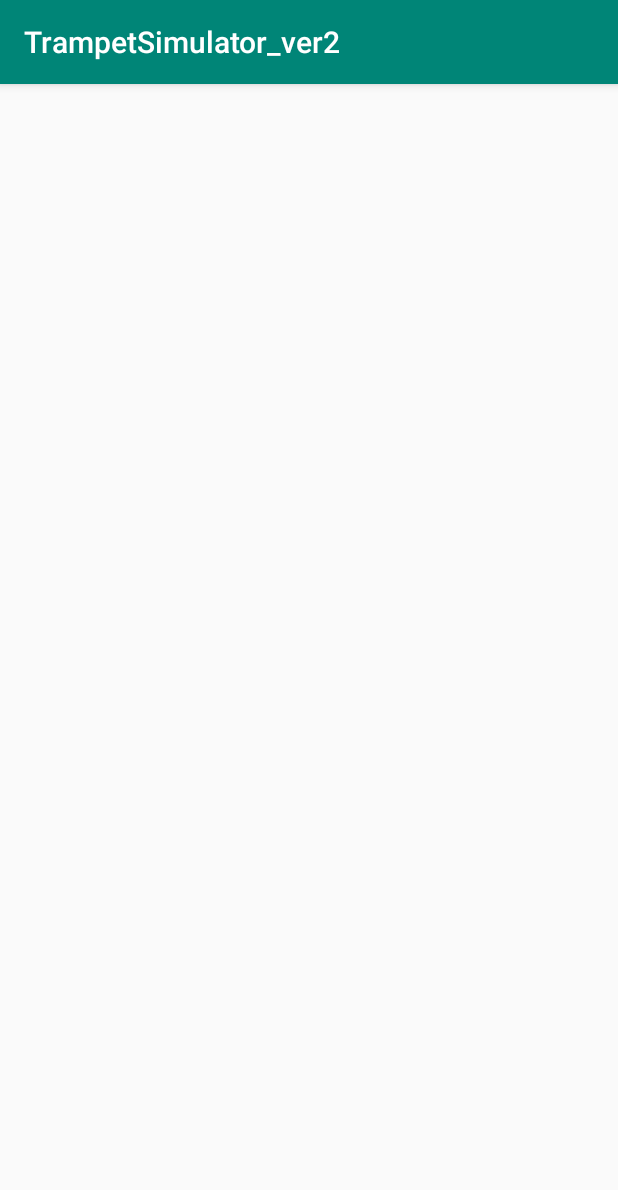
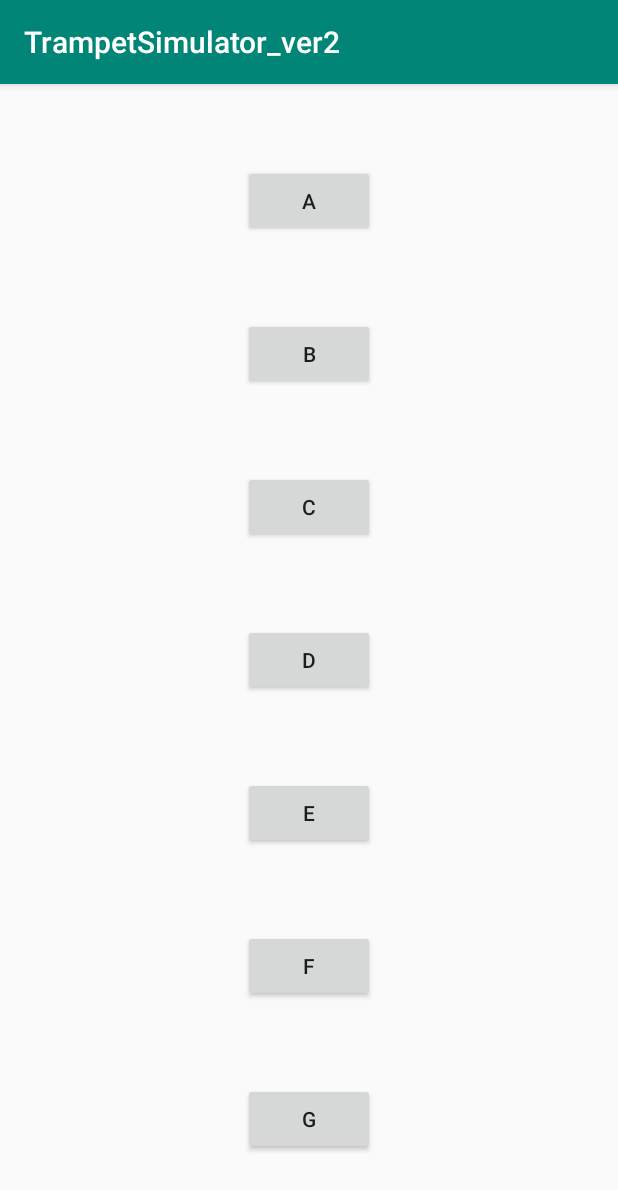
Before and after one commit to millsoftspb/TrampetSimulator_ver2, an Android app: the PlayActivity screen opened directly, with no data from a screen before it, on a phone screen of 412 x 824 dp. Shown: the top 1190 px of the screen. Run offline under Robolectric (Android 15) with nearby library versions, the phone set to English and light mode, and no system bars.

Commit message:
start of trumpet class creation

```diff
--- a/app/src/main/java/com/millsoftspb/trampetsimulator_ver2/PlayActivity.java
+++ b/app/src/main/java/com/millsoftspb/trampetsimulator_ver2/PlayActivity.java
@@ -2,12 +2,75 @@ package com.millsoftspb.trampetsimulator_ver2;
 
 import android.support.v7.app.AppCompatActivity;
 import android.os.Bundle;
+import android.view.MotionEvent;
+import android.view.View;
+import android.widget.Button;
+import android.widget.Toast;
 
-public class PlayActivity extends AppCompatActivity {
+public class PlayActivity extends AppCompatActivity implements View.OnTouchListener {
+
+    public TrumpetModel trumpet;
+    private final int sA=1,sB=2,sC=3,sD=4,sE=5,sF=6,sG=7, stop = 10;
+    private Button buttonA,buttonB,buttonC,buttonD,buttonE,buttonF,buttonG;
+
 
     @Override
     protected void onCreate(Bundle savedInstanceState) {
         super.onCreate(savedInstanceState);
         setContentView(R.layout.activity_play);
+
+        buttonA = findViewById(R.id.buttonA);
+        buttonA.setOnTouchListener(this);
+        buttonB = findViewById(R.id.buttonB);
+        buttonB.setOnTouchListener(this);
+        buttonC = findViewById(R.id.buttonC);
+        buttonC.setOnTouchListener(this);
+        buttonD = findViewById(R.id.buttonD);
+        buttonD.setOnTouchListener(this);
+        buttonE = findViewById(R.id.buttonE);
+        buttonE.setOnTouchListener(this);
+        buttonF = findViewById(R.id.buttonF);
+        buttonF.setOnTouchListener(this);
+        buttonG = findViewById(R.id.buttonG);
+        buttonG.setOnTouchListener(this);
+    }
+
+
+
+    @Override
+    protected void onDestroy() {
+        super.onDestroy();
+        if (trumpet!=null) trumpet.destroyTrumpet();
+    }
+
+    @Override
+    public boolean onTouch(View v, MotionEvent event) {
+        Toast.makeText(getApplicationContext(),"onTouch",Toast.LENGTH_SHORT).show();
+        switch (v.getId()) {
+
+            case (R.id.buttonA):
+                if (event.getAction()==MotionEvent.ACTION_DOWN) trumpet.playSound(sA);
+                if (event.getAction()==MotionEvent.ACTION_UP) trumpet.playSound(stop);
+                break;
+            case (R.id.buttonB):
+                trumpet.playSound(sB);
+                break;
+            case (R.id.buttonC):
+                trumpet.playSound(sC);
+                break;
+            case (R.id.buttonD):
+                trumpet.playSound(sD);
+                break;
+            case (R.id.buttonE):
+                trumpet.playSound(sE);
+                break;
+            case (R.id.buttonF):
+                trumpet.playSound(sF);
+                break;
+            case (R.id.buttonG):
+                trumpet.playSound(sG);
+                break;
+        }
+        return false;
     }
 }
--- a/app/src/main/java/com/millsoftspb/trampetsimulator_ver2/ResourceSound.java
+++ /dev/null
@@ -1,4 +0,0 @@
-package com.millsoftspb.trampetsimulator_ver2;
-
-public class ResourceSound {
-}
--- a/app/src/main/res/layout/activity_play.xml
+++ b/app/src/main/res/layout/activity_play.xml
@@ -6,4 +6,76 @@
     android:layout_height="match_parent"
     tools:context=".PlayActivity">
 
+    <Button
+        android:id="@+id/buttonA"
+        android:layout_width="wrap_content"
+        android:layout_height="wrap_content"
+        android:layout_marginStart="8dp"
+        android:layout_marginEnd="8dp"
+        android:text="A"
+        app:layout_constraintBottom_toTopOf="@+id/buttonB"
+        app:layout_constraintEnd_toEndOf="parent"
+        app:layout_constraintStart_toStartOf="parent"
+        app:layout_constraintTop_toTopOf="parent" />
+
+    <Button
+        android:id="@+id/buttonB"
+        android:layout_width="wrap_content"
+        android:layout_height="wrap_content"
+        android:text="B"
+        app:layout_constraintBottom_toTopOf="@+id/buttonC"
+        app:layout_constraintEnd_toEndOf="@+id/buttonA"
+        app:layout_constraintStart_toStartOf="@+id/buttonA"
+        app:layout_constraintTop_toBottomOf="@+id/buttonA" />
+
+    <Button
+        android:id="@+id/buttonC"
+        android:layout_width="wrap_content"
+        android:layout_height="wrap_content"
+        android:text="C"
+        app:layout_constraintBottom_toTopOf="@+id/buttonD"
+        app:layout_constraintEnd_toEndOf="@+id/buttonB"
+        app:layout_constraintStart_toStartOf="@+id/buttonB"
+        app:layout_constraintTop_toBottomOf="@+id/buttonB" />
+
+    <Button
+        android:id="@+id/buttonD"
+        android:layout_width="wrap_content"
+        android:layout_height="wrap_content"
+        android:text="D"
+        app:layout_constraintBottom_toTopOf="@+id/buttonE"
+        app:layout_constraintEnd_toEndOf="@+id/buttonC"
+        app:layout_constraintStart_toStartOf="@+id/buttonC"
+        app:layout_constraintTop_toBottomOf="@+id/buttonC" />
+
+    <Button
+        android:id="@+id/buttonE"
+        android:layout_width="wrap_content"
+        android:layout_height="wrap_content"
+        android:text="E"
+        app:layout_constraintBottom_toTopOf="@+id/buttonF"
+        app:layout_constraintEnd_toEndOf="@+id/buttonD"
+        app:layout_constraintStart_toStartOf="@+id/buttonD"
+        app:layout_constraintTop_toBottomOf="@+id/buttonD" />
+
+    <Button
+        android:id="@+id/buttonF"
+        android:layout_width="wrap_content"
+        android:layout_height="wrap_content"
+        android:text="F"
+        app:layout_constraintBottom_toTopOf="@+id/buttonG"
+        app:layout_constraintEnd_toEndOf="@+id/buttonE"
+        app:layout_constraintStart_toStartOf="@+id/buttonE"
+        app:layout_constraintTop_toBottomOf="@+id/buttonE" />
+
+    <Button
+        android:id="@+id/buttonG"
+        android:layout_width="wrap_content"
+        android:layout_height="wrap_content"
+        android:text="G"
+        app:layout_constraintBottom_toBottomOf="parent"
+        app:layout_constraintEnd_toEndOf="@+id/buttonF"
+        app:layout_constraintStart_toStartOf="@+id/buttonF"
+        app:layout_constraintTop_toBottomOf="@+id/buttonF" />
+
 </android.support.constraint.ConstraintLayout>
```
Also changed, not shown: app/src/main/java/com/millsoftspb/trampetsimulator_ver2/StartActivity.java (+8 -1 lines), app/src/main/java/com/millsoftspb/trampetsimulator_ver2/TrumpetModel.java (+57 -0 lines), app/src/main/res/layout/activity_start.xml (renamed from app/src/main/res/layout/activity_main.xml, +11 -6 lines), 7 other files.
